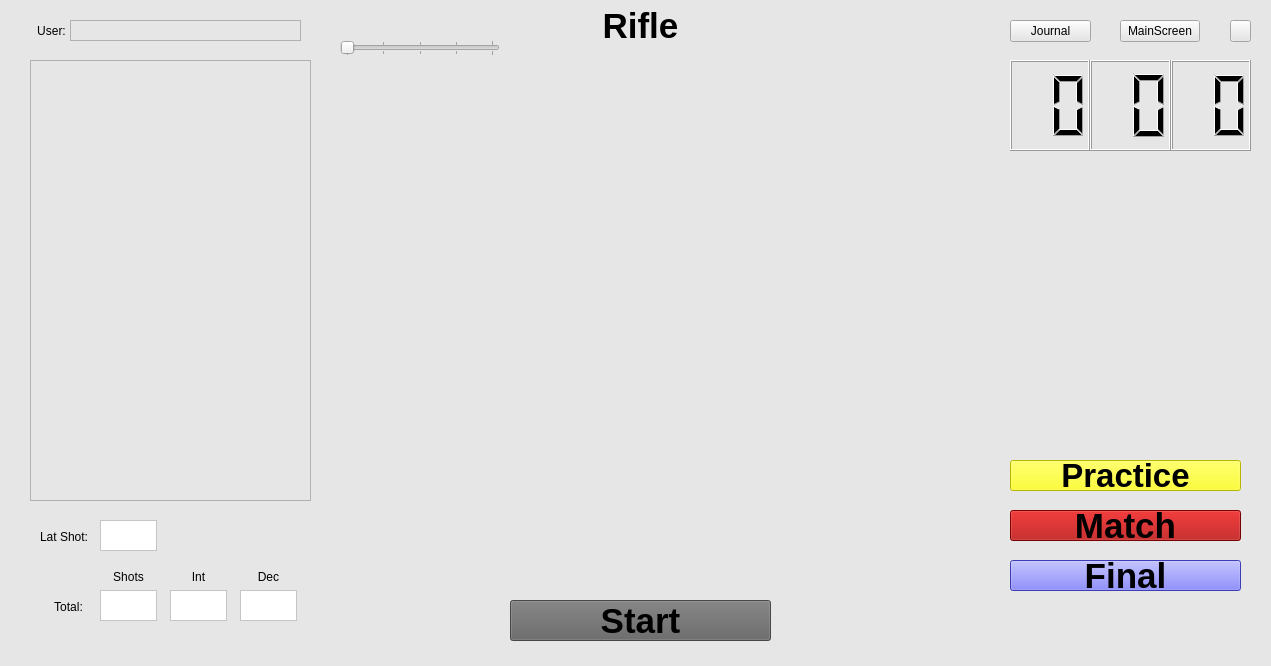
Before: the Qt Designer form local_pc/gui/riflewindow.ui in xBogas/ES-SACA, drawn with Qt 5.
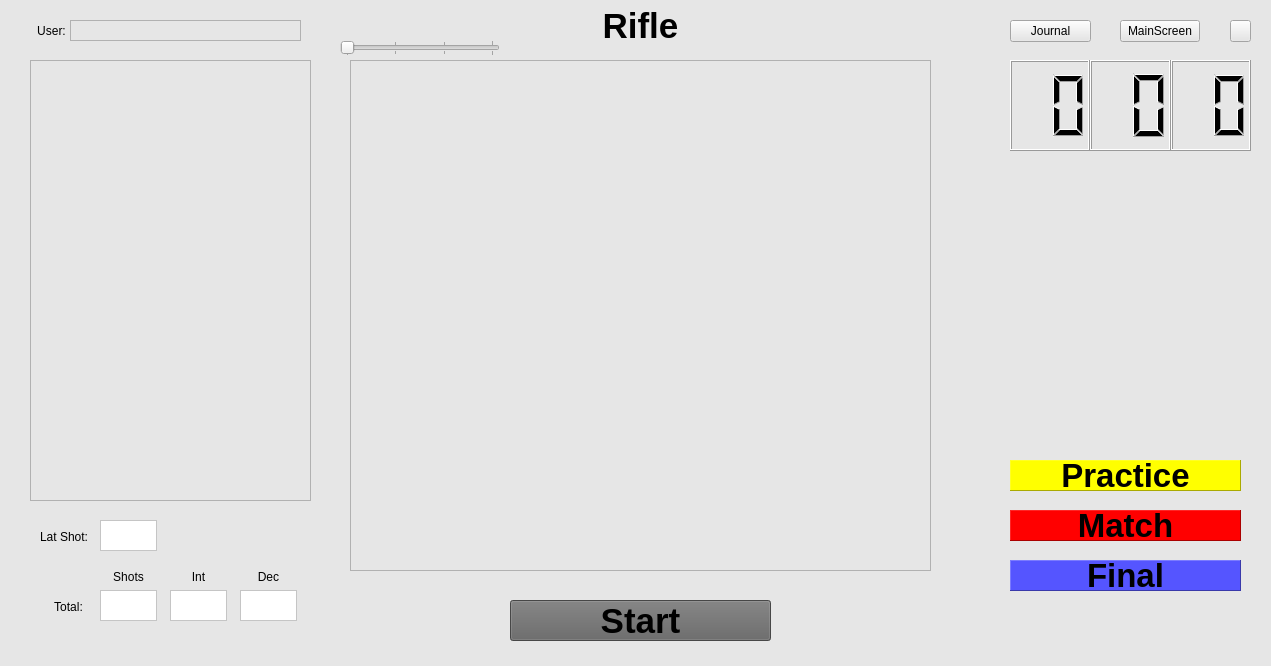
After: the same form once the commit is applied. Icons and pictures are not drawn.

The edit to the form file:
```diff
--- a/local_pc/gui/riflewindow.ui
+++ b/local_pc/gui/riflewindow.ui
@@ -49,34 +49,6 @@
      </rect>
     </property>
    </widget>
-   <widget class="QLabel" name="Target">
-    <property name="geometry">
-     <rect>
-      <x>350</x>
-      <y>60</y>
-      <width>581</width>
-      <height>511</height>
-     </rect>
-    </property>
-    <property name="text">
-     <string/>
-    </property>
-    <property name="pixmap">
-     <pixmap>resource/img/RifleTarget.png</pixmap>
-    </property>
-    <property name="scaledContents">
-     <bool>true</bool>
-    </property>
-    <property name="alignment">
-     <set>Qt::AlignCenter</set>
-    </property>
-    <property name="margin">
-     <number>0</number>
-    </property>
-    <property name="indent">
-     <number>-1</number>
-    </property>
-   </widget>
    <widget class="QSlider" name="horizontalSlider">
     <property name="geometry">
      <rect>
@@ -86,14 +58,17 @@
       <height>16</height>
      </rect>
     </property>
+    <property name="minimum">
+     <number>100</number>
+    </property>
     <property name="maximum">
-     <number>800</number>
+     <number>400</number>
     </property>
     <property name="singleStep">
-     <number>200</number>
+     <number>100</number>
     </property>
     <property name="pageStep">
-     <number>200</number>
+     <number>100</number>
     </property>
     <property name="orientation">
      <enum>Qt::Horizontal</enum>
@@ -179,28 +154,6 @@
      <set>Qt::AlignCenter</set>
     </property>
    </widget>
-   <widget class="QPushButton" name="MatchButton">
-    <property name="geometry">
-     <rect>
-      <x>1010</x>
-      <y>510</y>
-      <width>231</width>
-      <height>31</height>
-     </rect>
-    </property>
-    <property name="font">
-     <font>
-      <pointsize>26</pointsize>
-      <bold>true</bold>
-     </font>
-    </property>
-    <property name="styleSheet">
-     <string notr="true">background-color: rgb(170, 0, 0);</string>
-    </property>
-    <property name="text">
-     <string>Match</string>
-    </property>
-   </widget>
    <widget class="QLabel" name="label_4">
     <property name="geometry">
      <rect>
@@ -284,28 +237,6 @@
      </item>
     </layout>
    </widget>
-   <widget class="QPushButton" name="PracticeButton">
-    <property name="geometry">
-     <rect>
-      <x>1010</x>
-      <y>460</y>
-      <width>231</width>
-      <height>31</height>
-     </rect>
-    </property>
-    <property name="font">
-     <font>
-      <pointsize>25</pointsize>
-      <bold>true</bold>
-     </font>
-    </property>
-    <property name="styleSheet">
-     <string notr="true">background-color: rgb(255, 255, 0);</string>
-    </property>
-    <property name="text">
-     <string>Practice</string>
-    </property>
-   </widget>
    <widget class="QLabel" name="label">
     <property name="geometry">
      <rect>
@@ -395,28 +326,6 @@
      <bool>false</bool>
     </property>
    </widget>
-   <widget class="QPushButton" name="FinalButton">
-    <property name="geometry">
-     <rect>
-      <x>1010</x>
-      <y>560</y>
-      <width>231</width>
-      <height>31</height>
-     </rect>
-    </property>
-    <property name="font">
-     <font>
-      <pointsize>26</pointsize>
-      <bold>true</bold>
-     </font>
-    </property>
-    <property name="styleSheet">
-     <string notr="true">background-color: rgb(85, 85, 255);</string>
-    </property>
-    <property name="text">
-     <string>Final</string>
-    </property>
-   </widget>
    <widget class="QLabel" name="label_3">
     <property name="geometry">
      <rect>
@@ -490,6 +399,136 @@
      <string>Start</string>
     </property>
    </widget>
+   <widget class="QLabel" name="Final">
+    <property name="geometry">
+     <rect>
+      <x>1010</x>
+      <y>560</y>
+      <width>231</width>
+      <height>31</height>
+     </rect>
+    </property>
+    <property name="font">
+     <font>
+      <pointsize>25</pointsize>
+      <bold>true</bold>
+     </font>
+    </property>
+    <property name="styleSheet">
+     <string notr="true">background-color: rgb(85, 85, 255);</string>
+    </property>
+    <property name="frameShape">
+     <enum>QFrame::Panel</enum>
+    </property>
+    <property name="frameShadow">
+     <enum>QFrame::Raised</enum>
+    </property>
+    <property name="text">
+     <string>Final</string>
+    </property>
+    <property name="alignment">
+     <set>Qt::AlignCenter</set>
+    </property>
+   </widget>
+   <widget class="QLabel" name="Practice">
+    <property name="geometry">
+     <rect>
+      <x>1010</x>
+      <y>460</y>
+      <width>231</width>
+      <height>31</height>
+     </rect>
+    </property>
+    <property name="font">
+     <font>
+      <pointsize>25</pointsize>
+      <bold>true</bold>
+     </font>
+    </property>
+    <property name="styleSheet">
+     <string notr="true">background-color: rgb(255, 255, 0);</string>
+    </property>
+    <property name="frameShape">
+     <enum>QFrame::Panel</enum>
+    </property>
+    <property name="frameShadow">
+     <enum>QFrame::Raised</enum>
+    </property>
+    <property name="text">
+     <string>Practice</string>
+    </property>
+    <property name="alignment">
+     <set>Qt::AlignCenter</set>
+    </property>
+   </widget>
+   <widget class="QLabel" name="Match">
+    <property name="geometry">
+     <rect>
+      <x>1010</x>
+      <y>510</y>
+      <width>231</width>
+      <height>31</height>
+     </rect>
+    </property>
+    <property name="font">
+     <font>
+      <pointsize>25</pointsize>
+      <bold>true</bold>
+     </font>
+    </property>
+    <property name="styleSheet">
+     <string notr="true">background-color: rgb(255, 0, 0);</string>
+    </property>
+    <property name="frameShape">
+     <enum>QFrame::Panel</enum>
+    </property>
+    <property name="frameShadow">
+     <enum>QFrame::Raised</enum>
+    </property>
+    <property name="text">
+     <string>Match</string>
+    </property>
+    <property name="alignment">
+     <set>Qt::AlignCenter</set>
+    </property>
+   </widget>
+   <widget class="QGraphicsView" name="Target">
+    <property name="geometry">
+     <rect>
+      <x>350</x>
+      <y>60</y>
+      <width>581</width>
+      <height>511</height>
+     </rect>
+    </property>
+    <property name="frameShadow">
+     <enum>QFrame::Raised</enum>
+    </property>
+    <property name="sizeAdjustPolicy">
+     <enum>QAbstractScrollArea::AdjustIgnored</enum>
+    </property>
+    <property name="backgroundBrush">
+     <brush brushstyle="NoBrush">
+      <color alpha="255">
+       <red>0</red>
+       <green>0</green>
+       <blue>0</blue>
+      </color>
+     </brush>
+    </property>
+    <property name="foregroundBrush">
+     <brush brushstyle="NoBrush">
+      <color alpha="255">
+       <red>255</red>
+       <green>0</green>
+       <blue>0</blue>
+      </color>
+     </brush>
+    </property>
+    <property name="dragMode">
+     <enum>QGraphicsView::NoDrag</enum>
+    </property>
+   </widget>
   </widget>
  </widget>
  <resources/>
```
